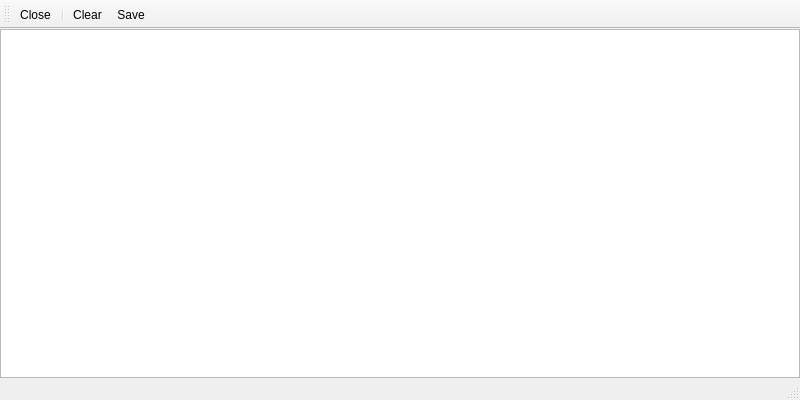
First picture: the form in qtgui/bpsk1000win.ui, repository gqrx-sdr/gqrx, before the edit.
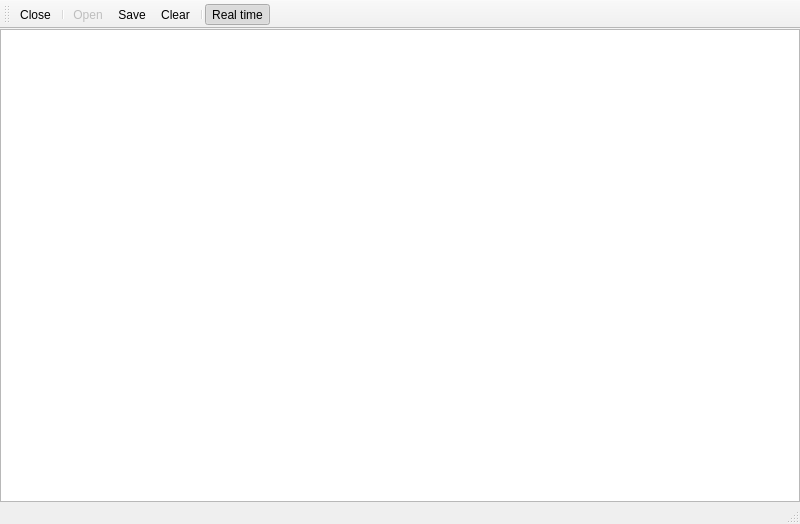
Second picture: the form after the edit. Icons and pictures are not drawn.

Commit message: Issue #20: Replace text view with a list view and add support for offline data analysis.

Diff of the .ui file:
```diff
--- a/qtgui/bpsk1000win.ui
+++ b/qtgui/bpsk1000win.ui
@@ -7,7 +7,7 @@
     <x>0</x>
     <y>0</y>
     <width>800</width>
-    <height>400</height>
+    <height>524</height>
    </rect>
   </property>
   <property name="windowTitle">
@@ -26,23 +26,12 @@
      <number>0</number>
     </property>
     <item>
-     <widget class="QPlainTextEdit" name="textView">
-      <property name="font">
-       <font>
-        <family>Monospace</family>
-       </font>
-      </property>
-      <property name="horizontalScrollBarPolicy">
-       <enum>Qt::ScrollBarAsNeeded</enum>
-      </property>
-      <property name="lineWrapMode">
-       <enum>QPlainTextEdit::NoWrap</enum>
-      </property>
-      <property name="readOnly">
-       <bool>true</bool>
-      </property>
-      <property name="maximumBlockCount">
-       <number>10000</number>
+     <widget class="QListWidget" name="listView">
+      <property name="sizePolicy">
+       <sizepolicy hsizetype="Expanding" vsizetype="Preferred">
+        <horstretch>0</horstretch>
+        <verstretch>0</verstretch>
+       </sizepolicy>
       </property>
      </widget>
     </item>
@@ -70,8 +59,11 @@
    </attribute>
    <addaction name="actionClose"/>
    <addaction name="separator"/>
-   <addaction name="actionClear"/>
+   <addaction name="actionOpen"/>
    <addaction name="actionSave"/>
+   <addaction name="actionClear"/>
+   <addaction name="separator"/>
+   <addaction name="actionRealtime"/>
   </widget>
   <widget class="QStatusBar" name="statusBar"/>
   <action name="actionClear">
@@ -122,6 +114,39 @@
     <string>Show info about AFKS1200 decoder</string>
    </property>
   </action>
+  <action name="actionOpen">
+   <property name="enabled">
+    <bool>false</bool>
+   </property>
+   <property name="icon">
+    <iconset resource="../icons.qrc">
+     <normaloff>:/icons/icons/document.svg</normaloff>:/icons/icons/document.svg</iconset>
+   </property>
+   <property name="text">
+    <string>Open</string>
+   </property>
+   <property name="toolTip">
+    <string>Load previously received telemetry data</string>
+   </property>
+  </action>
+  <action name="actionRealtime">
+   <property name="checkable">
+    <bool>true</bool>
+   </property>
+   <property name="checked">
+    <bool>true</bool>
+   </property>
+   <property name="icon">
+    <iconset resource="../icons.qrc">
+     <normaloff>:/icons/icons/play.svg</normaloff>:/icons/icons/play.svg</iconset>
+   </property>
+   <property name="text">
+    <string>Real time</string>
+   </property>
+   <property name="toolTip">
+    <string>Toggle between real time reception and offline analysis</string>
+   </property>
+  </action>
  </widget>
  <resources>
   <include location="../icons.qrc"/>
```
The commit also changes 2 other files.
